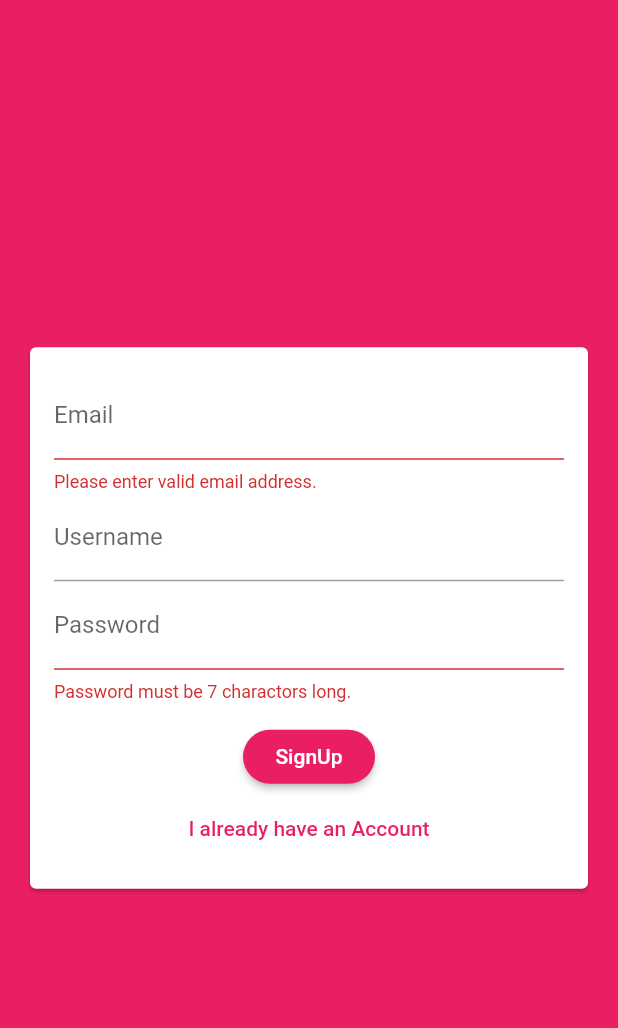
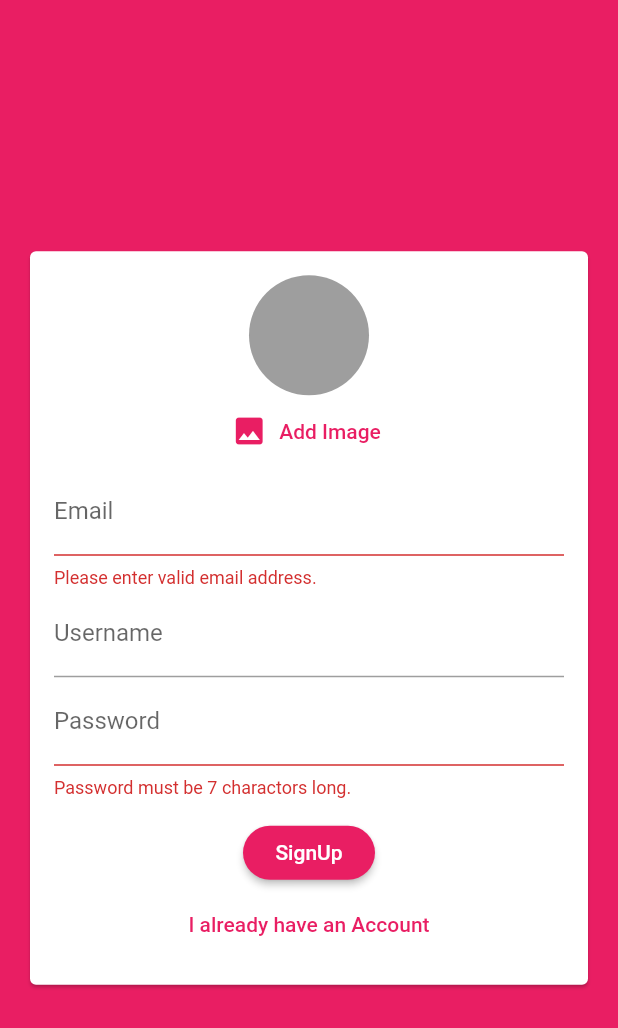
Before and after one commit to HusenAnsari/Firebase-Chat, a Flutter app: the screen it shows after launch, after a tap on "Login", after a tap on "Create new account", on a phone screen of 412 x 824 dp. Shown: the top 1028 px of the screen. Run offline on Flutter 3.47's test engine with Material 2 defaults, Android fonts, the phone set to English and light mode, and no system bars; our stand-ins replace cloud_firestore, firebase_auth, firebase_storage, image_picker; accounts and stored records are empty.

Commit message:
Validating and uploading File(image) on firebase storage.

```diff
--- a/lib/widgets/auth_form.dart
+++ b/lib/widgets/auth_form.dart
@@ -1,9 +1,18 @@
+import 'dart:io';
+
+import 'package:firebasechat/widgets/user_image_picker.dart';
 import 'package:flutter/material.dart';
 
 class AuthForm extends StatefulWidget {
   final bool isLoading;
-  final void Function(String email, String username, String password,
-      bool isLogin, BuildContext ctx) submitFunction;
+  final void Function(
+    String email,
+    String username,
+    String password,
+    File image,
+    bool isLogin,
+    BuildContext ctx,
+  ) submitFunction;
 
   AuthForm(this.submitFunction, this.isLoading);
 
@@ -17,6 +26,11 @@ class _AuthFormState extends State<AuthForm> {
   var _userName = '';
   var _userEmail = '';
   var _userPassword = '';
+  File _userImageFile;
+
+  void _pickedImage(File image) {
+    _userImageFile = image;
+  }
 
   void _trySubmit() {
     // to validate validation of of Form()'s TextFormField()
@@ -25,11 +39,27 @@ class _AuthFormState extends State<AuthForm> {
     // Close soft keyboard if open when we click on submit button
     FocusScope.of(context).unfocus();
 
+    if (_userImageFile == null && !_isLogin) {
+      Scaffold.of(context).showSnackBar(
+        SnackBar(
+          content: Text('Please pick image'),
+          backgroundColor: Theme.of(context).errorColor,
+        ),
+      );
+      return;
+    }
+
     if (isValid) {
       // Trigger all save() of Form()'s TextFormField()
       _formKey.currentState.save();
-      widget.submitFunction(_userEmail.trim(), _userName.trim(),
-          _userPassword.trim(), _isLogin, context);
+      widget.submitFunction(
+        _userEmail.trim(),
+        _userName.trim(),
+        _userPassword.trim(),
+        _userImageFile,
+        _isLogin,
+        context,
+      );
     }
   }
 
@@ -45,6 +75,8 @@ class _AuthFormState extends State<AuthForm> {
             child: Column(
               mainAxisSize: MainAxisSize.min,
               children: <Widget>[
+                if (!_isLogin) UserImagePicker(_pickedImage),
+
                 TextFormField(
                   // we need to add key if we have multiple same field
                   key: ValueKey('email'),
--- /dev/null
+++ b/lib/widgets/user_image_picker.dart
@@ -0,0 +1,45 @@
+import 'dart:io';
+
+import 'package:flutter/material.dart';
+import 'package:image_picker/image_picker.dart';
+
+class UserImagePicker extends StatefulWidget {
+  final void Function(File pickedImage) imagePickerFn;
+
+  UserImagePicker(this.imagePickerFn);
+
+  @override
+  _UserImagePickerState createState() => _UserImagePickerState();
+}
+
+class _UserImagePickerState extends State<UserImagePicker> {
+  File _pickedImage;
+  void _pickImage() async {
+    final pickedImageFile =
+        await ImagePicker.pickImage(source: ImageSource.camera);
+    setState(() {
+      _pickedImage = pickedImageFile;
+    });
+    widget.imagePickerFn(pickedImageFile);
+  }
+
+  @override
+  Widget build(BuildContext context) {
+    return Column(
+      children: <Widget>[
+        CircleAvatar(
+          radius: 40,
+          backgroundColor: Colors.grey,
+          backgroundImage:
+              _pickedImage != null ? FileImage(_pickedImage) : null,
+        ),
+        FlatButton.icon(
+          textColor: Theme.of(context).primaryColor,
+          onPressed: _pickImage,
+          icon: Icon(Icons.image),
+          label: Text('Add Image'),
+        ),
+      ],
+    );
+  }
+}
--- a/pubspec.yaml
+++ b/pubspec.yaml
@@ -25,6 +25,9 @@ dependencies:
   cupertino_icons: ^0.1.2
   cloud_firestore: ^0.13.5
   firebase_auth: ^0.16.0
+  image_picker: ^0.6.6+1
+  firebase_storage: ^3.1.5
+
 dev_dependencies:
   flutter_test:
     sdk: flutter
```
Also changed, not shown: lib/screens/auth_screen.dart (+23 -2 lines), pubspec.lock, 1 other file.
